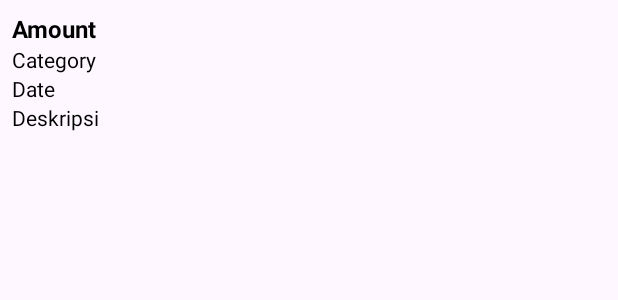
After one commit to lenovix/FinTrack, an Android app: the layout transaction_item.xml on its own in the app's theme, with its tools: preview values and no code run, on a phone screen of 412 x 824 dp. The commit adds this screen. Shown: the top 300 px of the screen. Run offline under Robolectric (Android 15) with nearby library versions, the phone set to English and light mode, and no system bars.

Commit message:
add transaction histori

```diff
--- /dev/null
+++ b/app/src/main/res/layout/transaction_item.xml
@@ -0,0 +1,42 @@
+<?xml version="1.0" encoding="utf-8"?>
+<LinearLayout
+    xmlns:android="http://schemas.android.com/apk/res/android"
+    android:layout_width="match_parent"
+    android:layout_height="wrap_content"
+    android:orientation="vertical"
+    android:padding="8dp">
+
+    <TextView
+        android:id="@+id/tv_amount"
+        android:layout_width="wrap_content"
+        android:layout_height="wrap_content"
+        android:textSize="16sp"
+        android:text="Amount"
+        android:textColor="@android:color/black"
+        android:textStyle="bold" />
+
+    <TextView
+        android:id="@+id/tv_category"
+        android:layout_width="wrap_content"
+        android:layout_height="wrap_content"
+        android:text="Category"
+        android:textSize="14sp"
+        android:textColor="@android:color/black" />
+
+    <TextView
+        android:id="@+id/tv_date"
+        android:layout_width="wrap_content"
+        android:layout_height="wrap_content"
+        android:text="Date"
+        android:textSize="14sp"
+        android:textColor="@android:color/black" />
+
+    <TextView
+        android:id="@+id/tv_description"
+        android:layout_width="wrap_content"
+        android:layout_height="wrap_content"
+        android:text="Deskripsi"
+        android:textSize="14sp"
+        android:textColor="@android:color/black" />
+
+</LinearLayout>
```
Also changed, not shown: app/src/main/java/com/kamilsudarmi/fintrack/MainActivity.kt (+29 -0 lines), app/src/main/java/com/kamilsudarmi/fintrack/TransactionAdapter.kt (added, +37 -0 lines), app/src/main/res/layout/activity_main.xml (+8 -0 lines).
